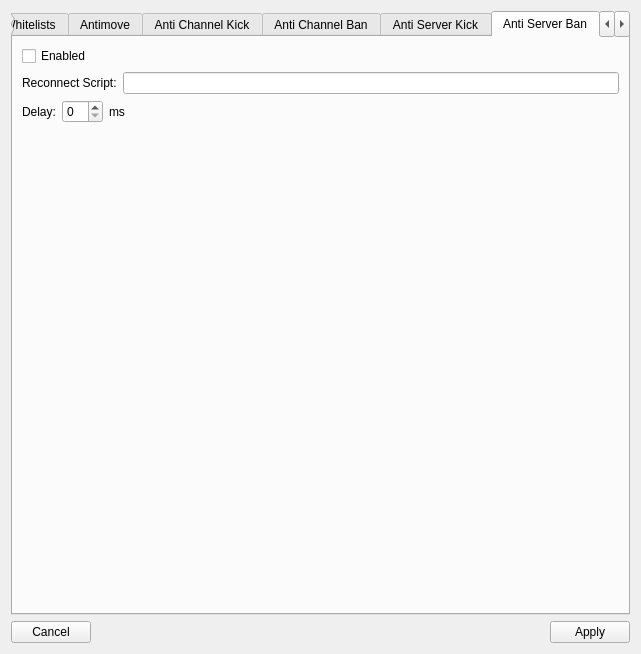
Qt form scripts/NoX/settings.ui (Bluscream/pyTSon_plugins) before a commit.
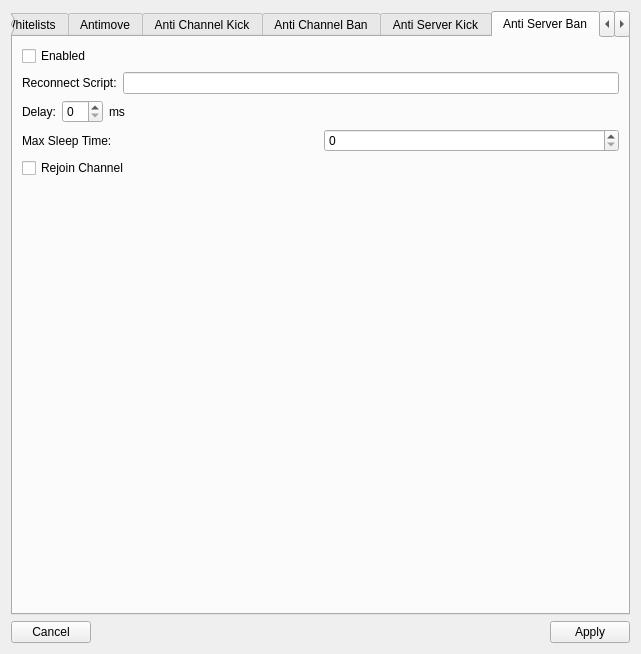
The same form after that commit. The open tabs and pages were chosen to show the change.

Patch:
```diff
--- a/scripts/NoX/settings.ui
+++ b/scripts/NoX/settings.ui
@@ -539,6 +539,34 @@
          </item>
         </layout>
        </item>
+       <item>
+        <layout class="QHBoxLayout" name="horizontalLayout_17">
+         <item>
+          <widget class="QLabel" name="label_16">
+           <property name="text">
+            <string>Max Sleep Time:</string>
+           </property>
+          </widget>
+         </item>
+         <item>
+          <widget class="QSpinBox" name="spm_antiserverban_maxsleeptime">
+           <property name="maximumSize">
+            <size>
+             <width>599</width>
+             <height>16777215</height>
+            </size>
+           </property>
+          </widget>
+         </item>
+        </layout>
+       </item>
+       <item>
+        <widget class="QCheckBox" name="checkBox_7">
+         <property name="text">
+          <string>Rejoin Channel</string>
+         </property>
+        </widget>
+       </item>
        <item>
         <spacer name="verticalSpacer_4">
          <property name="orientation">
```
Left out of the diff: 56 changed lines with no effect on the pictures.
